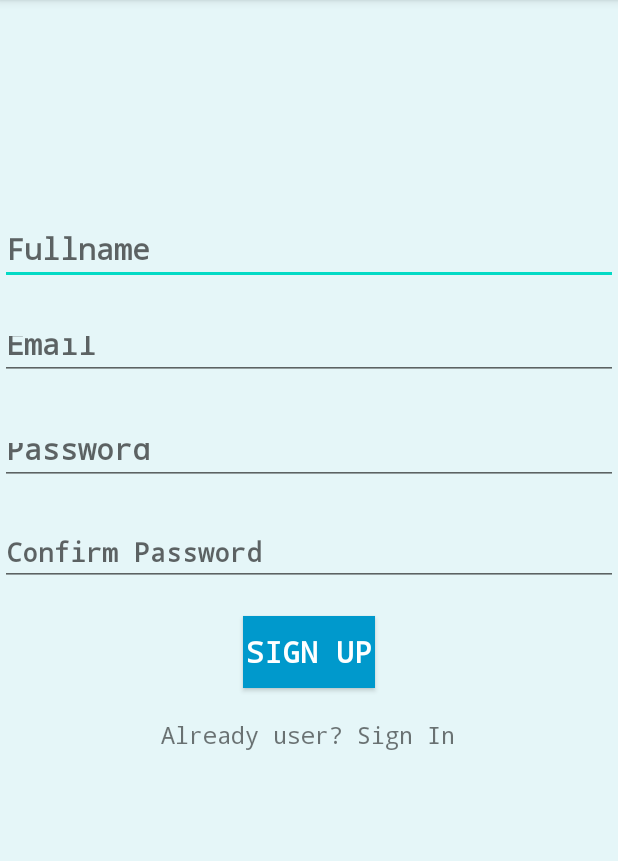
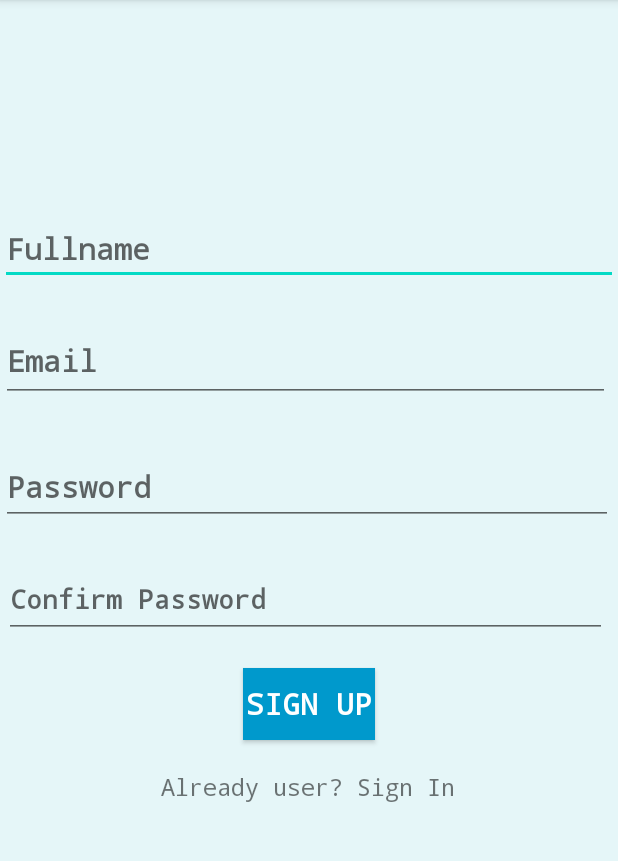
Before and after one commit to nityachinchani/MobileApp, an Android app: the SignUp screen opened directly, with no data from a screen before it, on a phone screen of 412 x 824 dp, the part 84-945 px from its top. Run offline under Robolectric (Android 15) with nearby library versions, the phone set to English and light mode, and no system bars; our stand-ins replace Firebase (no records; nobody signed in at launch, a user with empty details on screens opened directly).

Commit message:
Update activity_sign_up.xml

```diff
--- a/app/src/main/res/layout/activity_sign_up.xml
+++ b/app/src/main/res/layout/activity_sign_up.xml
@@ -27,8 +27,8 @@
 
     <EditText
         android:id="@+id/emailEditText"
-        android:layout_width="0dp"
-        android:layout_height="39dp"
+        android:layout_width="406dp"
+        android:layout_height="54dp"
         android:layout_marginTop="24dp"
         android:ems="10"
         android:fontFamily="monospace"
@@ -44,8 +44,8 @@
 
     <EditText
         android:id="@+id/passwordEditText"
-        android:layout_width="0dp"
-        android:layout_height="38dp"
+        android:layout_width="408dp"
+        android:layout_height="50dp"
         android:layout_marginTop="32dp"
         android:ems="10"
         android:fontFamily="monospace"
@@ -61,8 +61,8 @@
 
     <EditText
         android:id="@+id/confirmpasswordEditText"
-        android:layout_width="0dp"
-        android:layout_height="43dp"
+        android:layout_width="402dp"
+        android:layout_height="51dp"
         android:layout_marginTop="24dp"
         android:ems="10"
         android:fontFamily="monospace"
```
